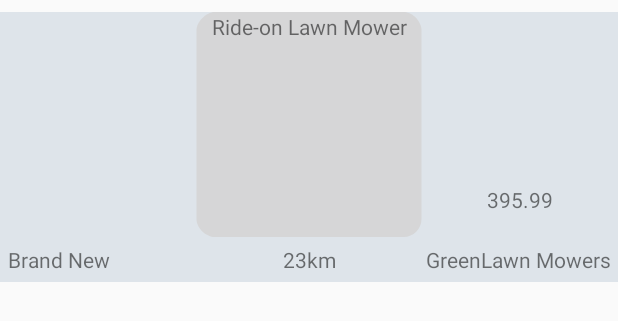
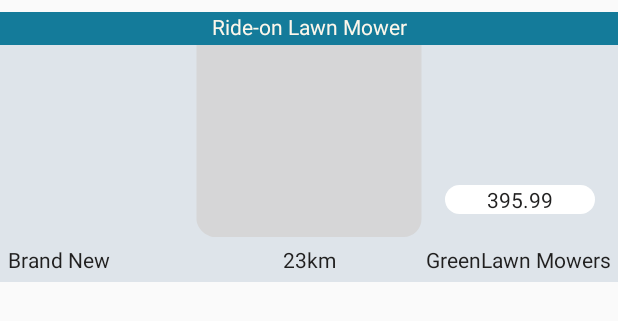
Before and after one commit to Rob-Jay/Mobile-dev, an Android app: the layout advertisement_item.xml on its own in the app's theme, with its tools: preview values and no code run, on a phone screen of 412 x 824 dp. Shown: the top 321 px of the screen. Run offline under Robolectric (Android 15) with nearby library versions, the phone set to English and light mode, and no system bars.

```diff
--- a/app/src/main/java/ie/ul/cs4084finalproject/CreateAdActivity.java
+++ b/app/src/main/java/ie/ul/cs4084finalproject/CreateAdActivity.java
@@ -278,6 +278,8 @@ public class CreateAdActivity extends AppCompatActivity {
         // Upload image
         Log.d(TAG, "FileUploader");
 
+        Toast.makeText(this, "Creating advertisement, please wait!", Toast.LENGTH_SHORT).show();
+
         // If the image has already been uploaded just try to add the document to the database
         if(!imageUploaded) {
             imageName = System.currentTimeMillis() + "-" + user.getUid() + "." + getExtension(imguri);
@@ -344,6 +346,8 @@ public class CreateAdActivity extends AppCompatActivity {
                         handler.postDelayed(new Runnable() {
                             public void run() {
                                 // Actions to do after 10 seconds
+                                Intent intent = new Intent();
+                                setResult(101, intent);
                                 finish();
                             }
                         }, 1500);
--- a/app/src/main/java/ie/ul/cs4084finalproject/GoogleMapsActivity.java
+++ b/app/src/main/java/ie/ul/cs4084finalproject/GoogleMapsActivity.java
@@ -7,6 +7,7 @@ import android.os.Bundle;
 import android.util.Log;
 import android.view.View;
 
+import com.google.android.gms.maps.CameraUpdateFactory;
 import com.google.android.gms.maps.GoogleMap;
 import com.google.android.gms.maps.OnMapReadyCallback;
 import com.google.android.gms.maps.SupportMapFragment;
@@ -58,6 +59,7 @@ public class GoogleMapsActivity extends AppCompatActivity implements OnMapReadyC
     public void onMapReady(GoogleMap map){
         mMap = map;
         map.addMarker(new MarkerOptions().position(ad_marker).title("My Location"));
+        mMap.moveCamera(CameraUpdateFactory.newLatLngZoom(ad_marker, 7));
 
         // Place marker on map where user tapped the map
         mMap.setOnMapClickListener(new GoogleMap.OnMapClickListener() {
--- a/app/src/main/java/ie/ul/cs4084finalproject/SearchActivity.java
+++ b/app/src/main/java/ie/ul/cs4084finalproject/SearchActivity.java
@@ -7,6 +7,7 @@ import android.util.Log;
 import android.view.View;
 import android.widget.Button;
 import android.widget.EditText;
+import android.widget.Toast;
 
 import androidx.annotation.NonNull;
 import androidx.appcompat.app.AppCompatActivity;
@@ -67,6 +68,10 @@ public class SearchActivity extends AppCompatActivity {
                 Log.d(TAG, "onClick: max : " + max);
 
                 ads.clear();
+
+                if(search.length() > 0){
+                    Toast.makeText(getApplicationContext(), "Searching by word is not fully implemnted at the moment.", Toast.LENGTH_SHORT).show();
+                }
 
                 db.collection("advertisements")
                         .whereLessThanOrEqualTo("price", max)
--- a/app/src/main/java/ie/ul/cs4084finalproject/SearchRecyclerViewAdapter.java
+++ b/app/src/main/java/ie/ul/cs4084finalproject/SearchRecyclerViewAdapter.java
@@ -53,10 +53,10 @@ public class SearchRecyclerViewAdapter extends RecyclerView.Adapter<SearchRecycl
         holder.advertisement_id = ads.get(position).getAdvertisement_id();
 
         holder.title.setText(ads.get(position).getTitle());
-        // TODO : Use glide to load advertisement image from internet
-        holder.price.setText(String.valueOf(ads.get(position).getPrice()));
+        holder.price.setText("€ " + String.valueOf(ads.get(position).getPrice()));
         holder.quality.setText(ads.get(position).getQuality());
-        holder.distance.setText(String.valueOf(ads.get(position).getDistance()));
+        //holder.distance.setText(String.valueOf(ads.get(position).getDistance()));
+        holder.distance.setVisibility(View.INVISIBLE);
         holder.seller.setText(ads.get(position).getSeller());
         holder.parentLayout.setOnClickListener(new View.OnClickListener() {
             @Override
--- a/app/src/main/res/layout/advertisement_item.xml
+++ b/app/src/main/res/layout/advertisement_item.xml
@@ -1,5 +1,6 @@
 <?xml version="1.0" encoding="utf-8"?>
 <RelativeLayout xmlns:android="http://schemas.android.com/apk/res/android"
+    xmlns:app="http://schemas.android.com/apk/res-auto"
     android:id="@+id/parentLayout"
     android:layout_width="match_parent"
     android:layout_height="wrap_content"
@@ -10,17 +11,26 @@
         android:id="@+id/advertisementImage"
         android:layout_width="match_parent"
         android:layout_height="150dp"
-        android:src="@mipmap/ic_launcher"
-        android:contentDescription="@string/ai_imageContentDescription"/>
+        android:layout_alignParentEnd="true"
+        android:layout_marginEnd="0dp"
+        android:contentDescription="@string/ai_imageContentDescription"
+        android:src="@mipmap/ic_launcher" />
 
     <TextView
         android:id="@+id/advertisementTitle"
         android:layout_width="match_parent"
-        android:layout_height="wrap_content"
+        android:layout_height="22dp"
         android:layout_alignTop="@id/advertisementImage"
         android:layout_alignBottom="@id/advertisementImage"
+        android:layout_alignParentTop="true"
+        android:layout_alignParentEnd="true"
+        android:layout_centerHorizontal="true"
+        android:layout_marginEnd="0dp"
+        android:layout_marginBottom="128dp"
+        android:background="@color/colorPrimary"
         android:text="@string/ai_title"
-        android:textAlignment="center" />
+        android:textAlignment="center"
+        android:textColor="@color/colorActivity1" />
 
     <TextView
         android:id="@+id/advertisementPrice"
@@ -30,7 +40,9 @@
         android:layout_alignParentEnd="true"
         android:layout_margin="15dp"
         android:text="@string/ai_price"
-        android:textAlignment="center" />
+        android:textAlignment="center"
+        android:textColor="@color/textDark"
+        android:background="@drawable/round_text"/>
 
     <GridLayout
         android:layout_width="match_parent"
@@ -46,7 +58,9 @@
             android:layout_column="0"
             android:layout_columnWeight="1"
             android:text="@string/ai_quality"
-            android:textAlignment="viewStart" />
+            android:textAlignment="viewStart"
+            android:textColor="@color/textDark"
+            app:autoSizeTextType="uniform" />
 
         <TextView
             android:id="@+id/advertisementDistance"
@@ -54,7 +68,8 @@
             android:layout_column="1"
             android:layout_columnWeight="1"
             android:text="@string/ai_distance"
-            android:textAlignment="center" />
+            android:textAlignment="center"
+            android:textColor="@color/textDark" />
 
         <TextView
             android:id="@+id/advertisementSeller"
@@ -62,7 +77,8 @@
             android:layout_column="2"
             android:layout_columnWeight="1"
             android:text="@string/ai_seller"
-            android:textAlignment="viewEnd" />
+            android:textAlignment="viewEnd"
+            android:textColor="@color/textDark" />
 
     </GridLayout>
 
--- a/app/src/main/res/values/colors.xml
+++ b/app/src/main/res/values/colors.xml
@@ -3,6 +3,7 @@
     <color name="colorPrimary">#147b9a</color>
     <color name="colorPrimaryDark">#187bfb</color>
     <color name="colorAccent">#9a3314</color>
+    <color name="textDark">#201F1F</color>
 
     <color name="colorActivity1">#FDF7EB</color>
     <color name="colorActivity2">#dee4ea</color>
--- a/app/src/main/res/values/strings.xml
+++ b/app/src/main/res/values/strings.xml
@@ -53,7 +53,6 @@
 
     <!-- Search Activity -->
     <string name="sa_search_placeholder">Search</string>
-    <string name="sa_filter_button">Filter Options</string>
     <string name="sa_price_title_string">Price</string>
     <string name="sa_max_price_title_string">Max</string>
     <string name="sa_min_price_title_string">Min</string>
```
Also changed, not shown: app/src/main/java/ie/ul/cs4084finalproject/MainActivity.java (+21 -3 lines), app/src/main/java/ie/ul/cs4084finalproject/StripePaymentActivity.java (+33 -0 lines).
